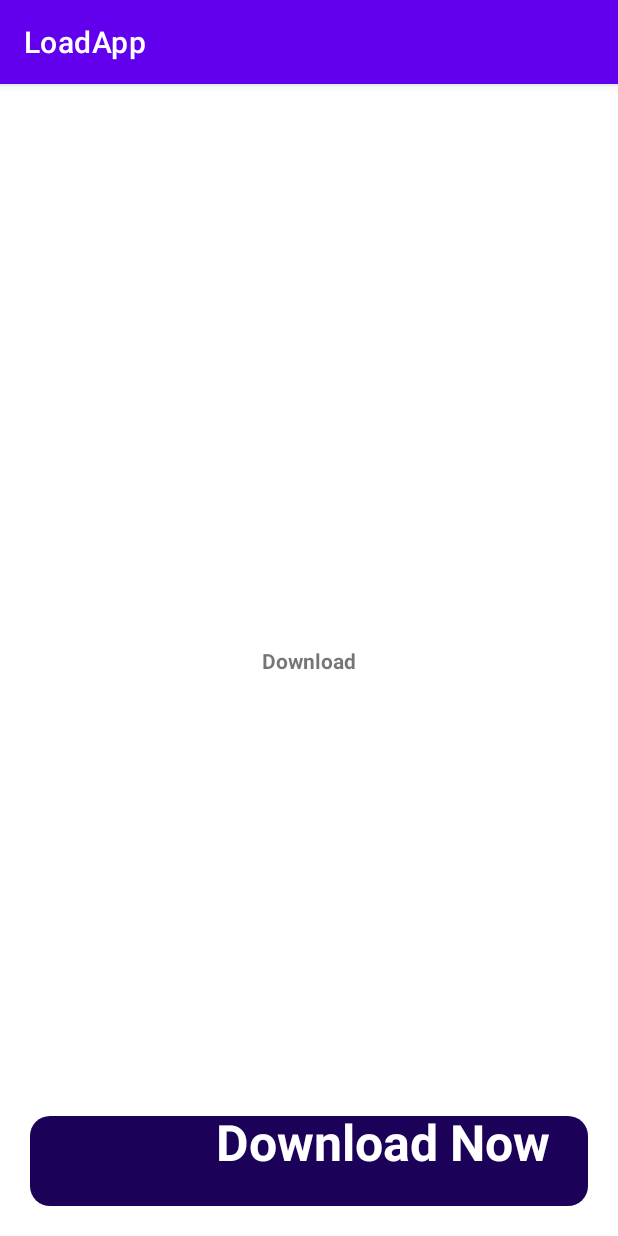
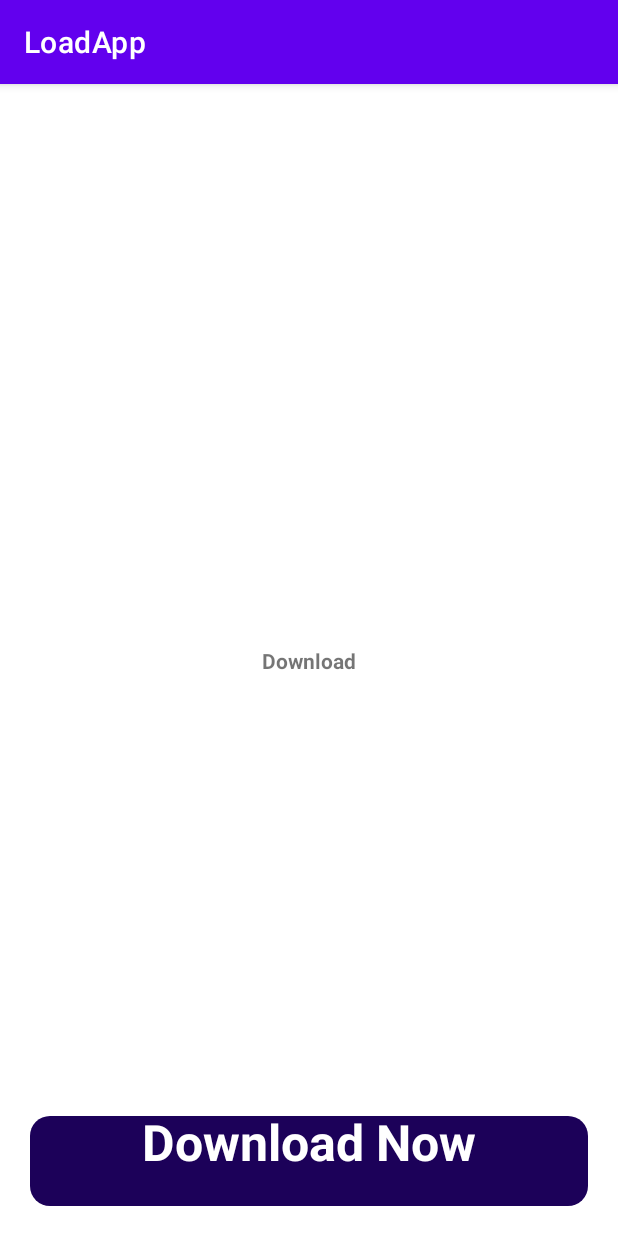
Before and after one commit to mohamedalaa4j/LoadApp, an Android app: the screen it shows after launch (MainActivity), on a phone screen of 412 x 824 dp. Run offline under Robolectric (Android 15) with nearby library versions, the phone set to English and light mode, and no system bars; our stand-ins replace data binding.

Commit message:
LoadingButton Loading & Completed state managed

```diff
--- a/app/build.gradle
+++ b/app/build.gradle
@@ -44,4 +44,6 @@ dependencies {
     testImplementation 'junit:junit:4.13.2'
     androidTestImplementation 'androidx.test.ext:junit:1.1.5'
     androidTestImplementation 'androidx.test.espresso:espresso-core:3.5.1'
+
+    implementation("org.jetbrains.kotlinx:kotlinx-coroutines-android:1.3.9")
 }
--- a/app/src/main/java/com/mohamedalaa4j/loadapp/LoadingButton.kt
+++ b/app/src/main/java/com/mohamedalaa4j/loadapp/LoadingButton.kt
@@ -16,17 +16,26 @@ class LoadingButton @JvmOverloads constructor(context: Context, attrs: Attribute
     private var widthSize = 0
     private var heightSize = 0
 
-    private var progress = 0
-    var progressPercentage = progress.toDouble() / 100
+    var progressPercentage = 0.0
+
+    var labelText = context.getString(R.string.download)
 
     private val valueAnimator = ValueAnimator()
     var buttonState: ButtonState by Delegates.observable(ButtonState.Completed) { _, _, new ->
         when (new) {
-            ButtonState.Clicked -> {}
+            ButtonState.Clicked -> {
+            }
+
             ButtonState.Loading -> {
-                postInvalidate()
+                labelText = context.getString(R.string.downloading)
+                invalidate()
             }
-            ButtonState.Completed -> {}
+
+            ButtonState.Completed -> {
+                progressPercentage = 0.0
+                labelText = context.getString(R.string.done)
+                invalidate()
+            }
         }
     }
 
@@ -39,11 +48,26 @@ class LoadingButton @JvmOverloads constructor(context: Context, attrs: Attribute
     private var textColor = context.getColor(R.color.white)
 
     init {
+        labelText = context.getString(R.string.download)
+        isClickable = true
         context.withStyledAttributes(attrs, R.styleable.LoadingButton) {
-            progress = getColor(R.styleable.LoadingButton_progress, 0)
+//            progress = getColor(R.styleable.LoadingButton_progress, 0)
         }
 
 
+    }
+
+    override fun performClick(): Boolean {
+        if (super.performClick()) return true
+
+        invalidate()
+
+        return true
+    }
+
+    override fun onSizeChanged(w: Int, h: Int, oldw: Int, oldh: Int) {
+        super.onSizeChanged(w, h, oldw, oldh)
+//        progressPercentage = 0.0
     }
 
 
@@ -51,6 +75,9 @@ class LoadingButton @JvmOverloads constructor(context: Context, attrs: Attribute
         super.onDraw(canvas)
 
         drawBackground(canvas!!)
+        drawProgress(canvas)
+        drawText(canvas)
+
     }
 
 
@@ -69,17 +96,23 @@ class LoadingButton @JvmOverloads constructor(context: Context, attrs: Attribute
         paint.color = buttonBackgroundColor
         paint.style = Paint.Style.FILL
         canvas.drawRoundRect(0f, 0f, widthSize.toFloat(), heightSize.toFloat(), 20f, 20f, paint)
+    }
+
+    private fun drawProgress(canvas: Canvas) {
 
         // Draw the filling button progress
         paint.color = buttonFillingColor
         paint.style = Paint.Style.FILL
         canvas.drawRoundRect(0f, 0f, (widthSize * progressPercentage).toFloat(), heightSize.toFloat(), 20f, 20f, paint)
+        Log.e("progressPercentage", progressPercentage.toString())
+    }
 
+    private fun drawText(canvas: Canvas) {
         paint.color = textColor
         paint.textSize = 50f
         paint.typeface = Typeface.DEFAULT_BOLD
-        canvas.drawText(context.getString(R.string.download), (widthSize / 3).toFloat(), (heightSize / 2).toFloat(), paint)
-
+        paint.textAlign = Paint.Align.CENTER
+        canvas.drawText(labelText, (widthSize / 2).toFloat(), (heightSize / 2).toFloat(), paint)
     }
 
 }
--- a/app/src/main/java/com/mohamedalaa4j/loadapp/MainActivity.kt
+++ b/app/src/main/java/com/mohamedalaa4j/loadapp/MainActivity.kt
@@ -10,7 +10,10 @@ import android.os.Bundle
 import android.util.Log
 import android.widget.Toast
 import androidx.appcompat.app.AppCompatActivity
+import androidx.lifecycle.lifecycleScope
 import com.mohamedalaa4j.loadapp.databinding.ActivityMainBinding
+import kotlinx.coroutines.Dispatchers
+import kotlinx.coroutines.launch
 
 class MainActivity : AppCompatActivity() {
     private lateinit var binding: ActivityMainBinding
@@ -23,14 +26,17 @@ class MainActivity : AppCompatActivity() {
         binding = ActivityMainBinding.inflate(layoutInflater)
         setContentView(binding.root)
 
-        binding.tvDownload.setOnClickListener {
-            download()
+        binding.customButton.setOnClickListener {
+
+            lifecycleScope.launch(Dispatchers.IO) {
+                download()
+            }
         }
 
     }
 
     private fun download() {
-        val request = DownloadManager.Request(Uri.parse(ND940U_URL))
+        val request = DownloadManager.Request(Uri.parse(GLIDE_URL))
             .setTitle(getString(R.string.app_name))
             .setDescription(getString(R.string.app_description))
             .setRequiresCharging(false)
@@ -38,6 +44,7 @@ class MainActivity : AppCompatActivity() {
             .setAllowedOverRoaming(true)
 
         val downloadManager = getSystemService(DOWNLOAD_SERVICE) as DownloadManager
+
         downloadID = downloadManager.enqueue(request)
         downloading = true
 
@@ -47,6 +54,7 @@ class MainActivity : AppCompatActivity() {
         while (downloading) {
             val query = DownloadManager.Query().setFilterById(downloadID)
             val cursor = downloadManager.query(query)
+
             cursor.moveToFirst()
 
             val bytesDownloaded = cursor.getInt(cursor.getColumnIndexOrThrow(DownloadManager.COLUMN_BYTES_DOWNLOADED_SO_FAR))
@@ -71,7 +79,8 @@ class MainActivity : AppCompatActivity() {
             val id = intent?.getLongExtra(DownloadManager.EXTRA_DOWNLOAD_ID, -1)
 
             if (id == downloadID) {
-                Toast.makeText(context, "Download Completed", Toast.LENGTH_SHORT).show()
+//                Toast.makeText(context, "Download Completed", Toast.LENGTH_SHORT).show()
+                binding.customButton.buttonState = ButtonState.Completed
             }
         }
     }
--- a/app/src/main/res/values/strings.xml
+++ b/app/src/main/res/values/strings.xml
@@ -10,6 +10,8 @@
 
     <string name="button_name">Click me</string>
     <string name="download">Download Now</string>
+    <string name="downloading">Downloading..</string>
+    <string name="done">Done!</string>
     <string name="button_loading">We are loading </string>
     <string name="title_activity_detail">DetailActivity</string>
 </resources>
```
